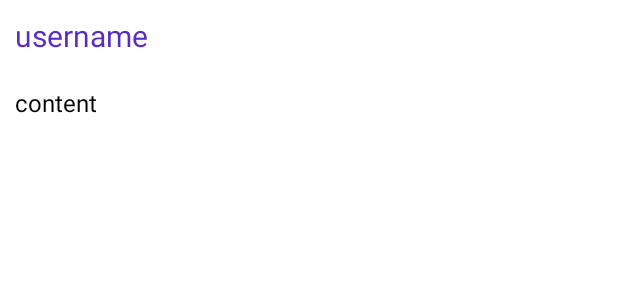
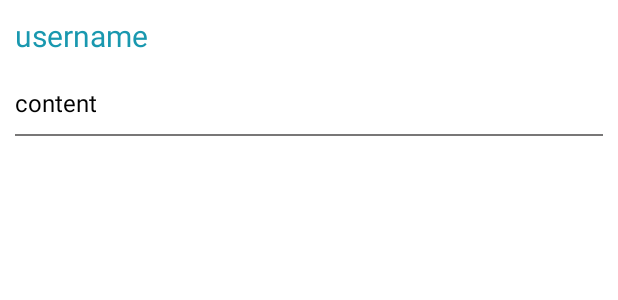
Before and after one commit to omerbircan/ecampus, an Android app: the layout recycler_row.xml on its own in the app's theme, with its tools: preview values and no code run, on a phone screen of 412 x 824 dp. Shown: the top 300 px of the screen. Run offline under Robolectric (Android 15) with nearby library versions, the phone set to English and light mode, and no system bars.

Commit message:
text color changed, added lines between posts

```diff
--- a/app/src/main/res/layout/recycler_row.xml
+++ b/app/src/main/res/layout/recycler_row.xml
@@ -12,7 +12,7 @@
         android:layout_height="wrap_content"
         android:text="username"
         android:textSize="20dp"
-        android:textColor="#592CC3"
+        android:textColor="#1998AF"
         android:layout_margin="10dp"
         >
     </TextView>
@@ -30,4 +30,12 @@
 
     </TextView>
 
+    <View
+        android:layout_width="match_parent"
+        android:layout_height="1dp"
+        android:background="#787777"
+        android:layout_marginStart="10dp"
+        android:layout_marginEnd="10dp"/>
+
+
 </LinearLayout>
```
